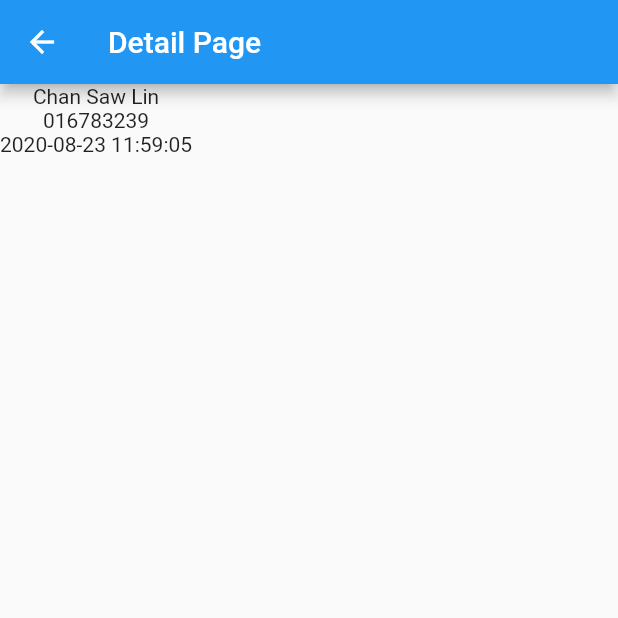
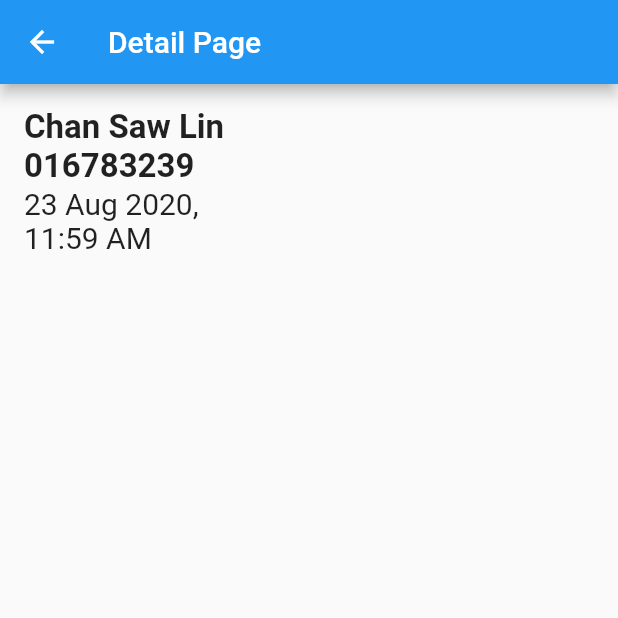
Before and after one commit to ahmdirfnz/Attendance-Record, a Flutter app: the HomeScreen screen opened directly, after a tap on "Chan Saw Lin", on a phone screen of 412 x 824 dp, the top half of it. Run offline on Flutter 3.47's test engine with Material 2 defaults, Android fonts, the phone set to English and light mode, and no system bars; our stand-ins replace shared_preferences, timeago; missing offline and left inert: social_share; accounts and stored records are empty.

```diff
--- a/lib/helper/extensions.dart
+++ b/lib/helper/extensions.dart
@@ -4,7 +4,7 @@ import 'package:intl/intl.dart';
 extension StringExtension on String {
 
   String formattedDate() {
-    return DateFormat("dd MMM yyyy, h:mm a").format(
+    return DateFormat("dd MMM yyyy,\nh:mm a").format(
         DateTime.parse(this));
   }
 
--- a/lib/screens/detail_screen.dart
+++ b/lib/screens/detail_screen.dart
@@ -1,3 +1,4 @@
+import 'package:attendance_record/helper/extensions.dart';
 import 'package:flutter/material.dart';
 import '../model/attendee.dart';
 
@@ -25,12 +26,25 @@ class _DetailPageState extends State<DetailPage> {
             icon: Icon(Icons.arrow_back),
           ),
         ),
-        body: Column(
-          children: [
-            Text(widget.attendee.user),
-            Text(widget.attendee.phone),
-            Text(widget.attendee.checkIn),
-          ],
+        body: Padding(
+          padding: const EdgeInsets.all(16.0),
+          child: Column(
+            crossAxisAlignment: CrossAxisAlignment.start,
+            children: [
+              Text(
+                widget.attendee.user,
+                style: const TextStyle(fontSize: 22, fontWeight: FontWeight.bold),
+              ),
+              Text(
+                  widget.attendee.phone,
+                  style: const TextStyle(fontSize: 22, fontWeight: FontWeight.bold)
+              ),
+              Text(
+                  widget.attendee.checkIn.formattedDate(),
+                  style: const TextStyle(fontSize: 20),
+              ),
+            ],
+          ),
         ),
       ),
     );
--- a/lib/screens/home_screen.dart
+++ b/lib/screens/home_screen.dart
@@ -1,6 +1,7 @@
 import 'dart:convert';
 
 import 'package:attendance_record/components/add_dialog.dart';
+import 'package:attendance_record/helper/extensions.dart';
 import 'package:attendance_record/screens/detail_screen.dart';
 import 'package:flutter/cupertino.dart';
 import 'package:flutter/material.dart';
@@ -200,9 +201,7 @@ class _HomeScreenState extends State<HomeScreen> {
                                   _flagChangeDateFormat
                                       ? timeago.format(DateTime.parse(
                                           attendee.checkIn))
-                                      : DateFormat("dd MMM yyyy\n h:mm a")
-                                          .format(DateTime.parse(
-                                              attendee.checkIn)), textAlign: TextAlign.right,),
+                                      : attendee.checkIn.formattedDate(), textAlign: TextAlign.right,),
                             const SizedBox(width: 16),
                             IconButton(
                                 onPressed: () async {
```
